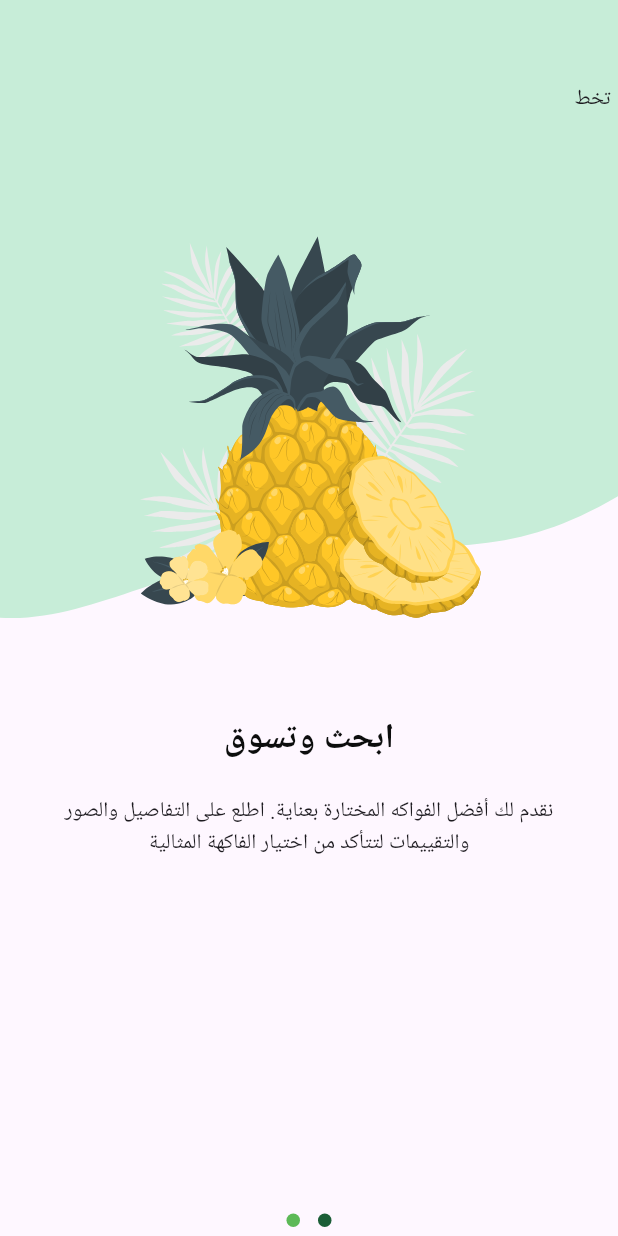
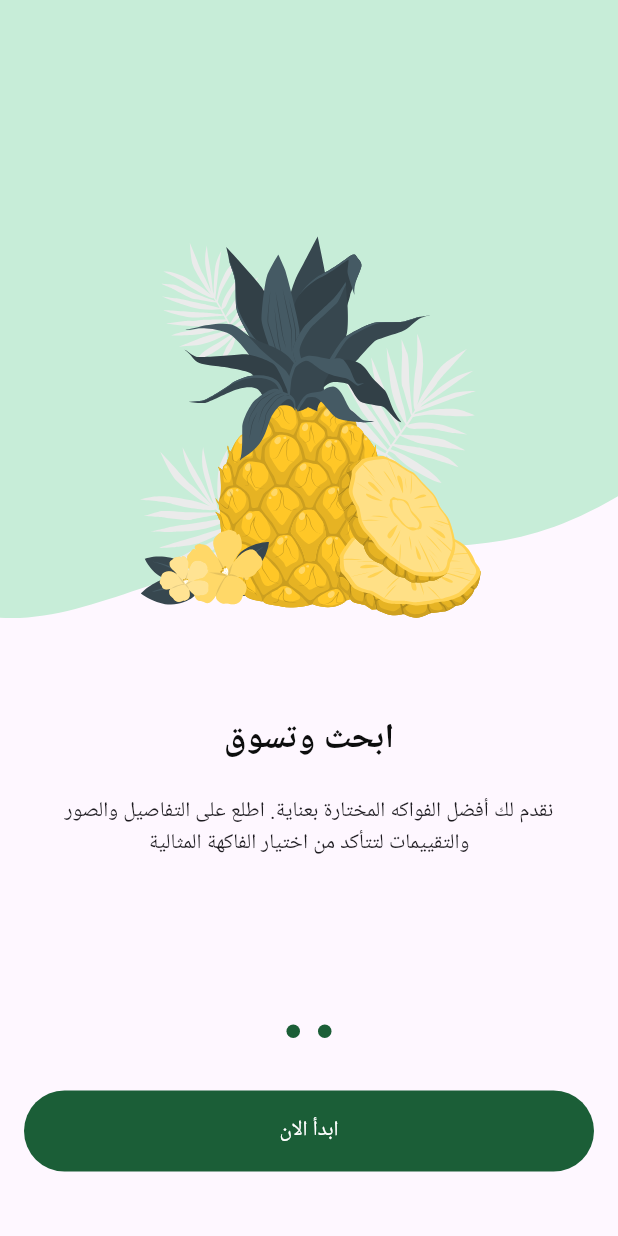
Before and after one commit to ibtissamwannas/fresh_cart, a Flutter app: the screen it shows after launch, swiped to page 2, on a phone screen of 412 x 824 dp. Run offline on Flutter 3.47's test engine with Material 3 defaults, Android fonts, the phone set to English and light mode, and no system bars; drawn by our look-alikes of dots_indicator; our stand-ins replace flutter_svg; Roboto replaces fonts that are missing (Cairo).

Commit message:
ui design and logic for onboarding screens are done

```diff
--- /dev/null
+++ b/lib/constants.dart
@@ -0,0 +1 @@
+const kHorizontalPadding = 16.0;
--- /dev/null
+++ b/lib/core/widgets/custom_button_widget.dart
@@ -0,0 +1,34 @@
+import 'package:flutter/material.dart';
+
+import '../utils/app_colors.dart';
+
+class CustomButtonWidget extends StatelessWidget {
+  const CustomButtonWidget({
+    super.key,
+    this.onPressed,
+    required this.text,
+  });
+
+  final Function()? onPressed;
+  final String text;
+
+  @override
+  Widget build(BuildContext context) {
+    return SizedBox(
+      height: 54,
+      width: double.infinity,
+      child: TextButton(
+        style: TextButton.styleFrom(
+          backgroundColor: AppColors.primaryColor,
+        ),
+        onPressed: onPressed,
+        child: Text(
+          text,
+          style: const TextStyle(
+            color: Colors.white,
+          ),
+        ),
+      ),
+    );
+  }
+}
--- a/lib/features/onboarding/presentation/views/onboarding_view.dart
+++ b/lib/features/onboarding/presentation/views/onboarding_view.dart
@@ -9,9 +9,7 @@ class OnboardingView extends StatelessWidget {
   @override
   Widget build(BuildContext context) {
     return const Scaffold(
-      body: OnBoardingViewBody(
-
-      ),
+      body: OnBoardingViewBody(),
     );
   }
 }
--- a/lib/features/onboarding/presentation/views/widgets/onboarding_pagae_view.dart
+++ b/lib/features/onboarding/presentation/views/widgets/onboarding_pagae_view.dart
@@ -3,18 +3,28 @@ import 'package:fresh_cart/core/utils/app_images.dart';
 import 'package:fresh_cart/features/onboarding/presentation/views/widgets/page_view_items.dart';
 
 class OnBoardingPageView extends StatelessWidget {
-  const OnBoardingPageView({super.key});
+  const OnBoardingPageView({
+    super.key,
+    required this.pageController,
+  });
+
+  final PageController pageController;
+  final bool isVisible = false;
 
   @override
   Widget build(BuildContext context) {
     return PageView(
-      children: const [
+      controller: pageController,
+      children: [
         PageViewItems(
+          isVisible:
+              (pageController.hasClients ? pageController.page!.round() : 0) ==
+                  0,
           image: Assets.imagesPageViewItem1,
           backgroundImage: Assets.imagesBgPageViewItem1,
           subTitle:
               "اكتشف تجربة تسوق فريدة مع FruitHUB. استكشف مجموعتنا الواسعة من الفواكه الطازجة الممتازة واحصل على أفضل العروض والجودة العالية.",
-          title: Row(
+          title: const Row(
             mainAxisAlignment: MainAxisAlignment.center,
             children: [
               Text(
@@ -30,11 +40,14 @@ class OnBoardingPageView extends StatelessWidget {
           ),
         ),
         PageViewItems(
+          isVisible:
+              (pageController.hasClients ? pageController.page!.round() : 0) ==
+                  0,
           image: Assets.imagesPageViewItem2,
           backgroundImage: Assets.imagesBgPageViewItem2,
           subTitle:
               "نقدم لك أفضل الفواكه المختارة بعناية. اطلع على التفاصيل والصور والتقييمات لتتأكد من اختيار الفاكهة المثالية",
-          title: Text(
+          title: const Text(
             'ابحث وتسوق',
             textAlign: TextAlign.center,
             style: TextStyle(
--- a/lib/features/onboarding/presentation/views/widgets/onbording_view_body.dart
+++ b/lib/features/onboarding/presentation/views/widgets/onbording_view_body.dart
@@ -1,25 +1,79 @@
 import 'package:dots_indicator/dots_indicator.dart';
+import 'package:flutter/cupertino.dart';
 import 'package:flutter/material.dart';
+import 'package:flutter/widgets.dart';
+import 'package:fresh_cart/constants.dart';
 import 'package:fresh_cart/core/utils/app_colors.dart';
+import 'package:fresh_cart/core/widgets/custom_button_widget.dart';
 import 'package:fresh_cart/features/onboarding/presentation/views/widgets/onboarding_pagae_view.dart';
 
-class OnBoardingViewBody extends StatelessWidget {
+class OnBoardingViewBody extends StatefulWidget {
   const OnBoardingViewBody({super.key});
+
+  @override
+  State<OnBoardingViewBody> createState() => _OnBoardingViewBodyState();
+}
+
+class _OnBoardingViewBodyState extends State<OnBoardingViewBody> {
+  late PageController pageController;
+
+  var currentPage = 0;
+  @override
+  void initState() {
+    pageController = PageController();
+
+    pageController.addListener(() {
+      currentPage = pageController.page!.round();
+      setState(() {});
+    });
+    super.initState();
+  }
+
+  @override
+  void dispose() {
+    pageController.dispose();
+    super.dispose();
+  }
 
   @override
   Widget build(BuildContext context) {
     return Column(
       children: [
-        const Expanded(
-          child: OnBoardingPageView(),
+        Expanded(
+          child: OnBoardingPageView(
+            pageController: pageController,
+          ),
         ),
         DotsIndicator(
           dotsCount: 2,
-          decorator: const DotsDecorator(
+          decorator: DotsDecorator(
             activeColor: AppColors.primaryColor,
-            color: AppColors.lightGreenColor,
+            color: currentPage == 1
+                ? AppColors.primaryColor
+                : AppColors.primaryColor.withOpacity(.5),
           ),
-        )
+        ),
+        const SizedBox(
+          height: 29,
+        ),
+        Visibility(
+          visible: currentPage == 1 ? true : false,
+          maintainSize: true,
+          maintainAnimation: true,
+          maintainState: true,
+          child: Padding(
+            padding: const EdgeInsets.symmetric(
+              horizontal: kHorizontalPadding,
+            ),
+            child: CustomButtonWidget(
+              onPressed: () {},
+              text: 'ابدأ الان',
+            ),
+          ),
+        ),
+        const SizedBox(
+          height: 43,
+        ),
       ],
     );
   }
--- a/lib/features/onboarding/presentation/views/widgets/page_view_items.dart
+++ b/lib/features/onboarding/presentation/views/widgets/page_view_items.dart
@@ -8,11 +8,13 @@ class PageViewItems extends StatelessWidget {
     required this.backgroundImage,
     required this.subTitle,
     required this.title,
+    required this.isVisible,
   });
 
   final String image, backgroundImage;
   final String subTitle;
   final Widget title;
+  final bool isVisible;
 
   @override
   Widget build(BuildContext context) {
@@ -37,13 +39,16 @@ class PageViewItems extends StatelessWidget {
                   image,
                 ),
               ),
-              Container(
-                margin: const EdgeInsetsDirectional.only(
-                  top: kToolbarHeight,
-                  start: 5,
-                ),
-                child: const Text(
-                  "تخط",
+              Visibility(
+                visible: isVisible,
+                child: Container(
+                  margin: const EdgeInsetsDirectional.only(
+                    top: kToolbarHeight,
+                    start: 10,
+                  ),
+                  child: const Text(
+                    "تخط",
+                  ),
                 ),
               ),
             ],
```
